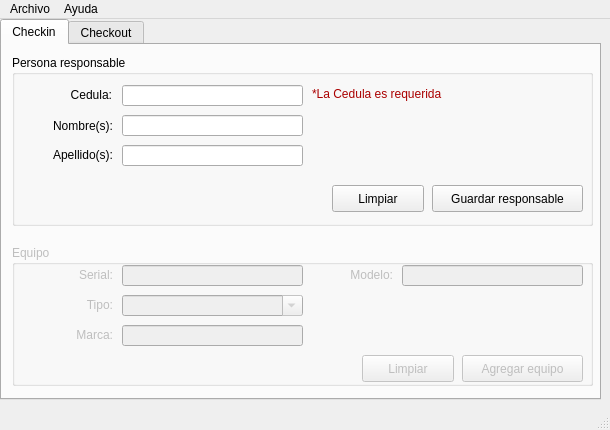
The window that chekinadmin.ui (wilfredor/checkinadmin) describes before a commit, drawn with Qt 5.
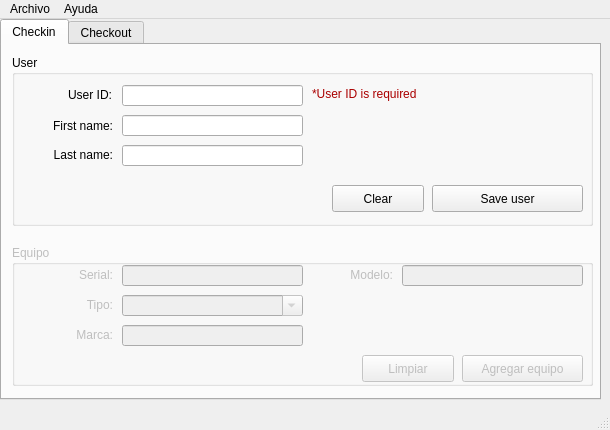
The same window after the commit.

Commit message:
Rename user schema and fields to English
Rename personas/responsable to users/user_id, update SQL schema, queries, and UI labels.

Patch:
```diff
--- a/chekinadmin.ui
+++ b/chekinadmin.ui
@@ -43,7 +43,7 @@
        </rect>
       </property>
       <property name="title">
-       <string>Persona responsable</string>
+       <string>User</string>
       </property>
       <widget class="QLineEdit" name="nombrelineEdit">
        <property name="geometry">
@@ -68,7 +68,7 @@
         </rect>
        </property>
        <property name="text">
-        <string>Nombre(s):</string>
+        <string>First name:</string>
        </property>
        <property name="alignment">
         <set>Qt::AlignRight|Qt::AlignTrailing|Qt::AlignVCenter</set>
@@ -84,7 +84,7 @@
         </rect>
        </property>
        <property name="text">
-        <string>Apellido(s):</string>
+        <string>Last name:</string>
        </property>
        <property name="alignment">
         <set>Qt::AlignRight|Qt::AlignTrailing|Qt::AlignVCenter</set>
@@ -113,7 +113,7 @@
         </rect>
        </property>
        <property name="text">
-        <string>Cedula:</string>
+        <string>User ID:</string>
        </property>
        <property name="alignment">
         <set>Qt::AlignRight|Qt::AlignTrailing|Qt::AlignVCenter</set>
@@ -142,7 +142,7 @@
         </rect>
        </property>
        <property name="text">
-        <string>Guardar responsable</string>
+        <string>Save user</string>
        </property>
       </widget>
       <widget class="QPushButton" name="limpiarPpushButton">
@@ -155,7 +155,7 @@
         </rect>
        </property>
        <property name="text">
-        <string>Limpiar</string>
+        <string>Clear</string>
        </property>
       </widget>
       <widget class="QLabel" name="errorCedula">
@@ -232,7 +232,7 @@
         </palette>
        </property>
        <property name="text">
-        <string>*La Cedula es requerida</string>
+        <string>*User ID is required</string>
        </property>
       </widget>
      </widget>
```
Left out of the diff: 4 changed lines with no effect on the pictures. Lines whose indentation alone changed are shown as unchanged. The commit also changes 5 other files.
